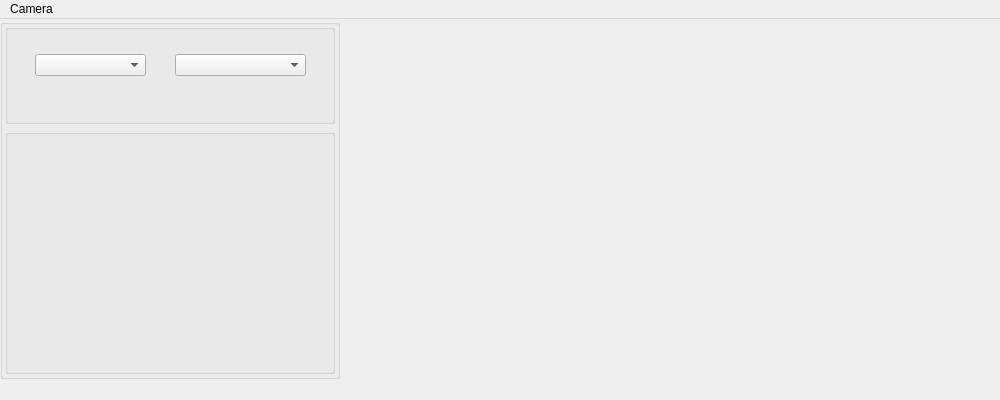
Before: the Qt Designer form mainwindow.ui in ionutpoeana/Licenta, drawn with Qt 5.
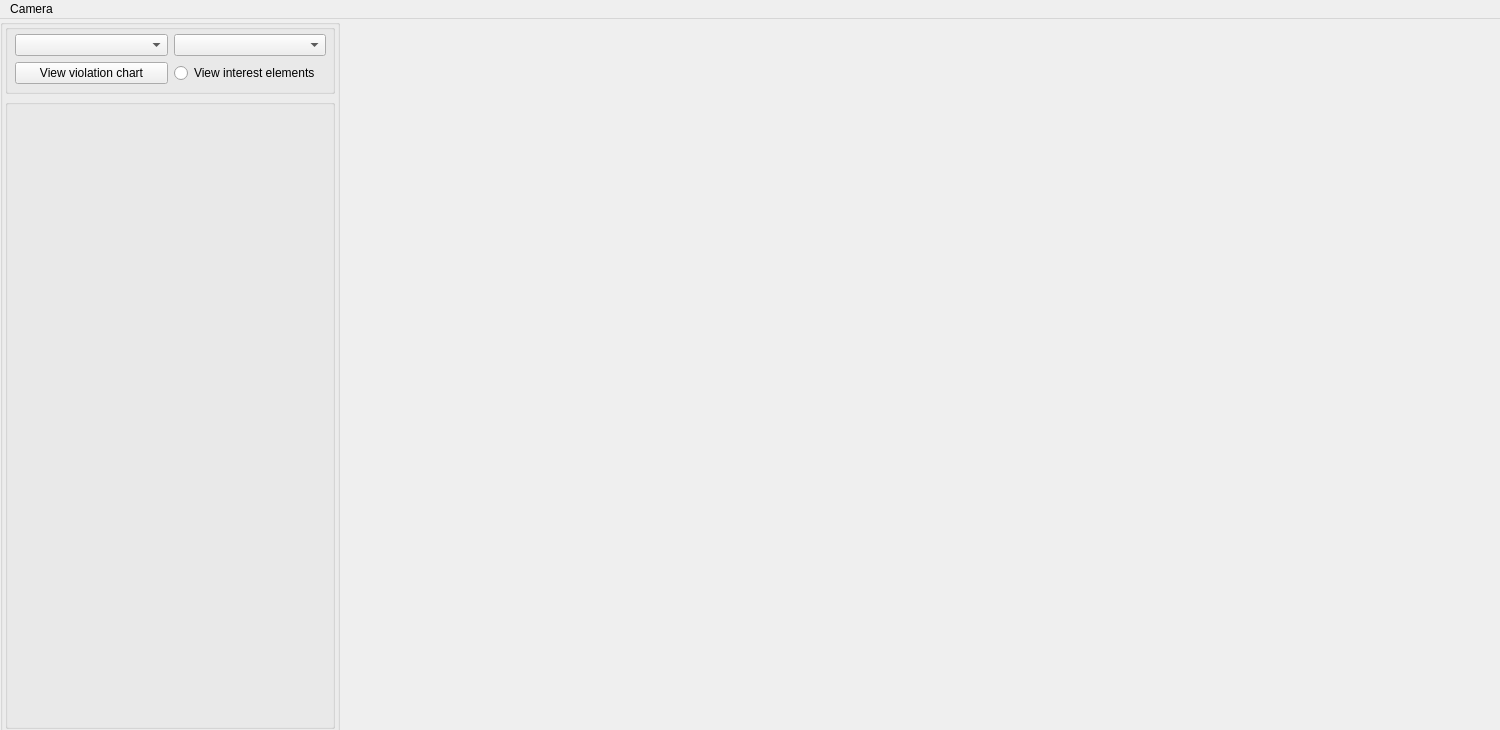
After: the same form once the commit is applied.

```diff
--- a/mainwindow.ui
+++ b/mainwindow.ui
@@ -6,8 +6,8 @@
    <rect>
     <x>0</x>
     <y>0</y>
-    <width>1000</width>
-    <height>400</height>
+    <width>1500</width>
+    <height>730</height>
    </rect>
   </property>
   <property name="windowTitle">
@@ -19,9 +19,15 @@
      <rect>
       <x>340</x>
       <y>0</y>
+      <width>1280</width>
+      <height>720</height>
+     </rect>
+    </property>
+    <property name="minimumSize">
+     <size>
       <width>640</width>
       <height>360</height>
-     </rect>
+     </size>
     </property>
     <property name="text">
      <string/>
@@ -33,7 +39,7 @@
       <x>0</x>
       <y>0</y>
       <width>340</width>
-      <height>360</height>
+      <height>740</height>
      </rect>
     </property>
     <property name="title">
@@ -45,40 +51,52 @@
        <x>5</x>
        <y>5</y>
        <width>330</width>
-       <height>100</height>
+       <height>70</height>
       </rect>
      </property>
      <property name="title">
       <string/>
      </property>
-     <widget class="QComboBox" name="cbCameraLocation">
+     <widget class="QWidget" name="">
       <property name="geometry">
        <rect>
-        <x>30</x>
-        <y>30</y>
-        <width>111</width>
-        <height>22</height>
+        <x>10</x>
+        <y>10</y>
+        <width>311</width>
+        <height>51</height>
        </rect>
       </property>
-     </widget>
-     <widget class="QComboBox" name="cbName">
-      <property name="geometry">
-       <rect>
-        <x>170</x>
-        <y>30</y>
-        <width>131</width>
-        <height>22</height>
-       </rect>
-      </property>
+      <layout class="QGridLayout" name="gridLayout">
+       <item row="0" column="0">
+        <widget class="QComboBox" name="cbCameraLocation"/>
+       </item>
+       <item row="0" column="1">
+        <widget class="QComboBox" name="cbName"/>
+       </item>
+       <item row="1" column="0">
+        <widget class="QPushButton" name="pushButton">
+         <property name="text">
+          <string>View violation chart</string>
+         </property>
+        </widget>
+       </item>
+       <item row="1" column="1">
+        <widget class="QRadioButton" name="rbViewInterestElements">
+         <property name="text">
+          <string>View interest elements</string>
+         </property>
+        </widget>
+       </item>
+      </layout>
      </widget>
     </widget>
     <widget class="QGroupBox" name="gbCameraViolations">
      <property name="geometry">
       <rect>
        <x>5</x>
-       <y>110</y>
+       <y>80</y>
        <width>330</width>
-       <height>245</height>
+       <height>630</height>
       </rect>
      </property>
      <property name="title">
@@ -92,7 +110,7 @@
     <rect>
      <x>0</x>
      <y>0</y>
-     <width>1000</width>
+     <width>1500</width>
      <height>21</height>
     </rect>
    </property>
```
Left out of the diff: 12 changed lines with no effect on the pictures.
